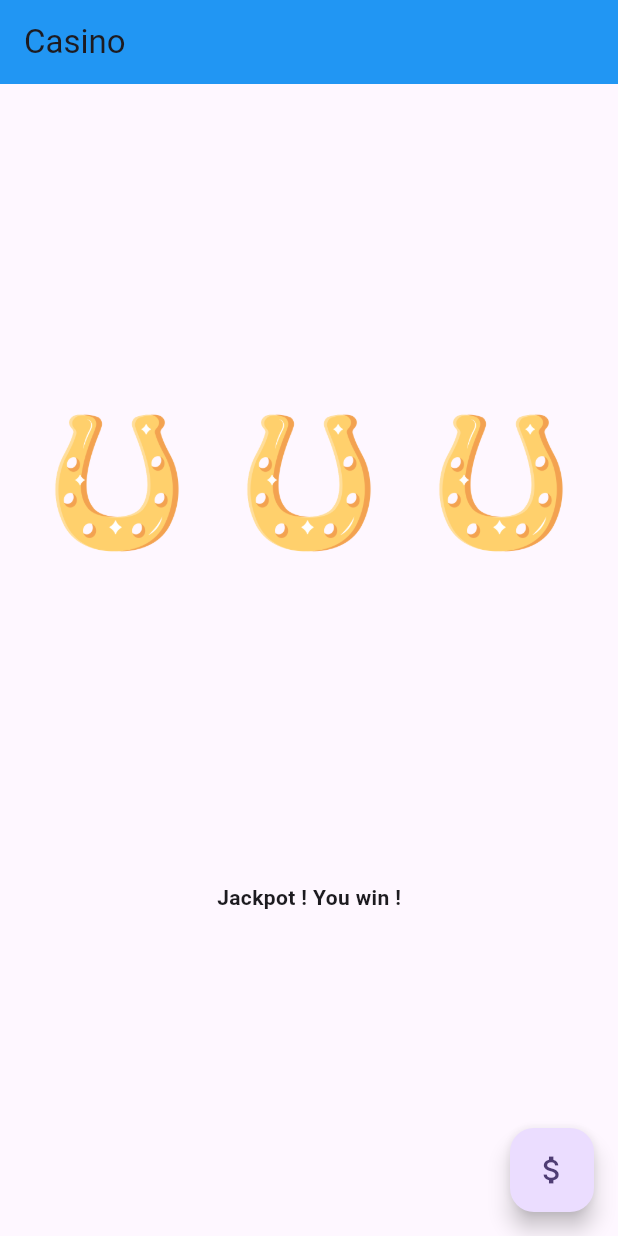
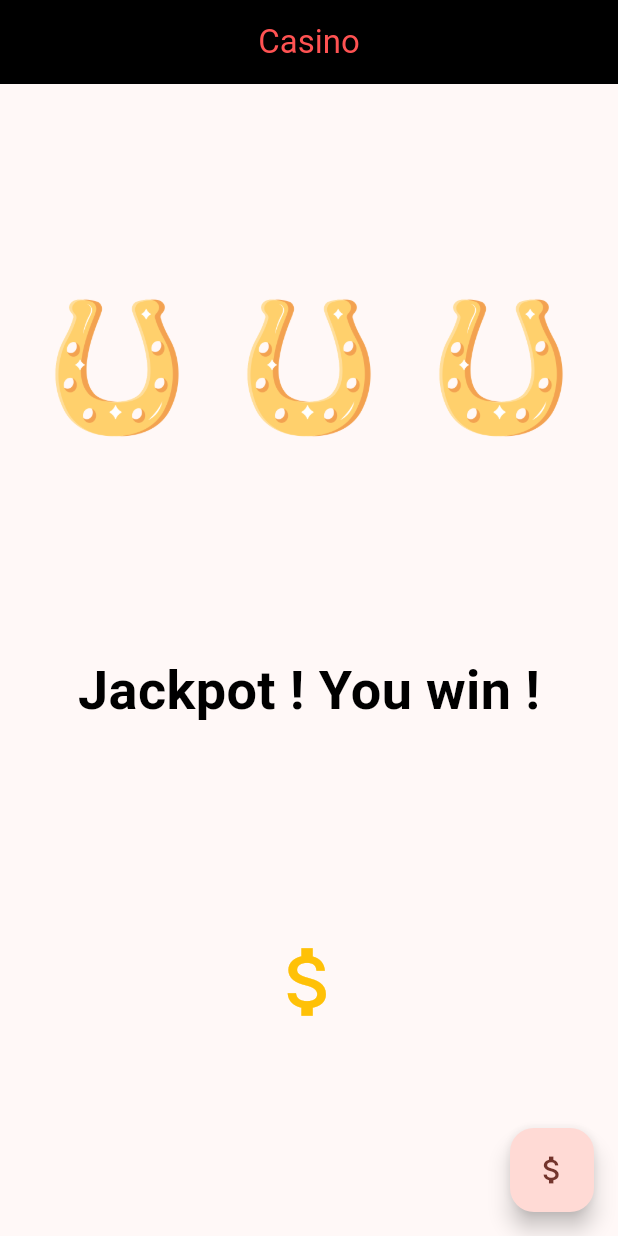
Before and after one commit to SophieH57/tp_casino_flutter, a Flutter app: the screen it shows after launch, on a phone screen of 412 x 824 dp. Run offline on Flutter 3.47's test engine with Material 2 defaults, Android fonts, the phone set to English and light mode, and no system bars.

Commit message:
add dollar

```diff
--- a/lib/main.dart
+++ b/lib/main.dart
@@ -14,7 +14,7 @@ class MyApp extends StatelessWidget {
     return MaterialApp(
       title: 'Flutter Demo',
       theme: ThemeData(
-        colorScheme: ColorScheme.fromSeed(seedColor: Colors.deepPurple),
+        colorScheme: ColorScheme.fromSeed(seedColor: Colors.red),
         useMaterial3: true,
       ),
       home: const MyHomePage(),
@@ -40,9 +40,6 @@ class _MyHomePageState extends State<MyHomePage> {
     'images/sept.png'
   ];
 
-  // int _item1 = 1;
-  // int _item2 = 1;
-  // int _item3 = 1;
   int _item1 = Random().nextInt(6);
   int _item2 = Random().nextInt(6);
   int _item3 = Random().nextInt(6);
@@ -67,8 +64,12 @@ class _MyHomePageState extends State<MyHomePage> {
   Widget build(BuildContext context) {
     return Scaffold(
       appBar: AppBar(
-        backgroundColor: Colors.blue,
-        title: const Text('Casino'),
+        backgroundColor: Colors.black,
+        title: const Text(
+          'Casino',
+          style: TextStyle(color: Colors.redAccent),
+        ),
+        centerTitle: true,
       ),
       body: Column(
         mainAxisAlignment: MainAxisAlignment.spaceEvenly,
@@ -97,15 +98,24 @@ class _MyHomePageState extends State<MyHomePage> {
           Text(
             _isWinner() ? 'Jackpot ! You win !' : 'You loose... Try again !',
             style: TextStyle(
-              fontWeight: _isWinner() ? FontWeight.bold : FontWeight.normal,
-            ),
+                fontWeight: _isWinner() ? FontWeight.bold : FontWeight.normal,
+                color: _isWinner() ? Colors.black : Colors.red,
+                fontSize: _isWinner() ? 36 : 24),
           ),
+          _isWinner()
+              ? const Icon(
+                  Icons.attach_money,
+                  size: 60,
+                  color: Colors.amber,
+                )
+              : Container()
         ],
       ),
       floatingActionButton: FloatingActionButton(
         onPressed: () => _play(),
         tooltip: 'Play',
-        hoverColor: Colors.purple,
+        hoverColor: Colors.redAccent,
+        hoverElevation: 12,
         child: const Icon(Icons.attach_money),
       ),
     );
```
